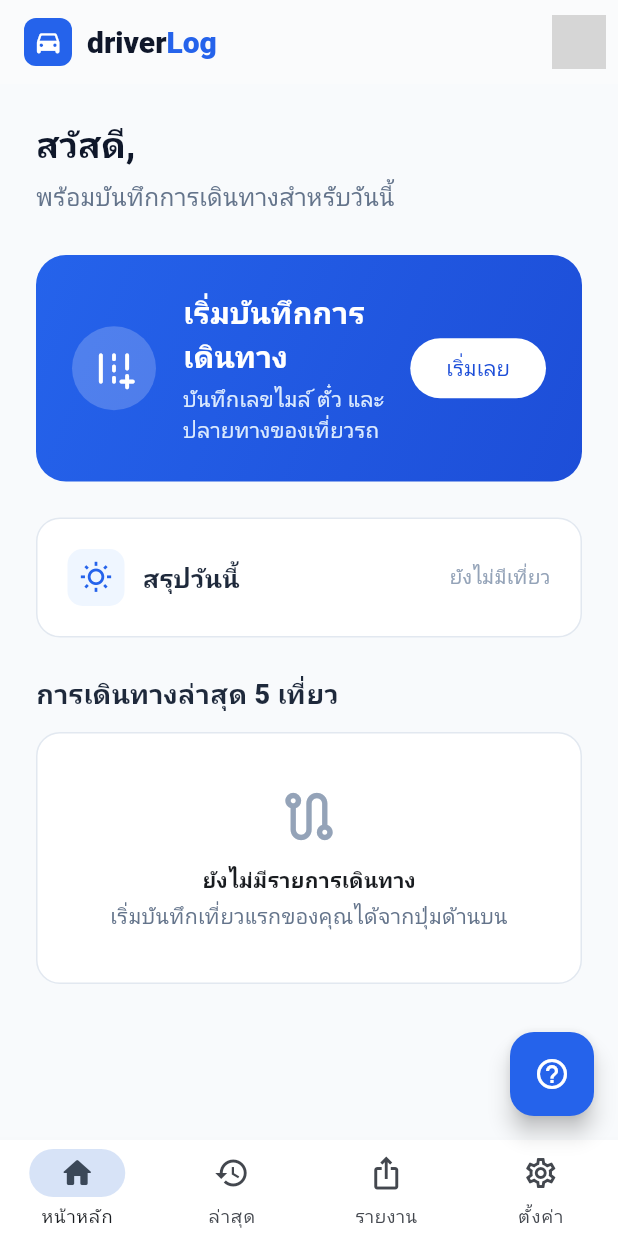
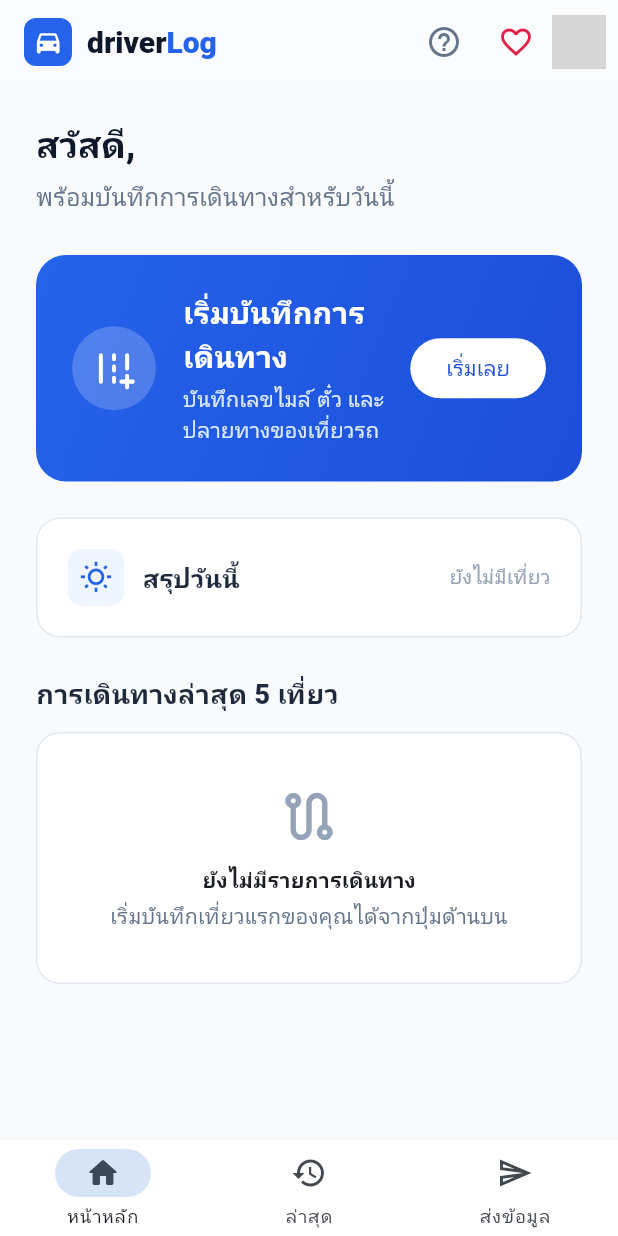
Before and after one commit to kanutk3/driverLogFlutter, a Flutter app: the screen it shows once a user with an empty profile is signed in, after a tap on "ข้าม", on a phone screen of 412 x 824 dp. Run offline on Flutter 3.47's test engine with Material 3 defaults, Android fonts, the phone set to English and light mode, and no system bars; our stand-ins replace device_info_plus, qr_flutter, shared_preferences, supabase_flutter; missing offline and left inert: dart:html, dart:js_util; accounts and stored records are empty; network calls fail; grey boxes are pictures that could not be loaded.

Commit message:
refactor: simplify AppBar, remove biometric, add SendFeedback screen
- AppBar: remove user name, add help (?) and support (❤️) buttons
- Remove Floating Action Button (FAB)
- BottomNav: 4 tabs → 3 tabs (Home, History, SendFeedback)
- Replace SettingsScreen with SendFeedbackScreen
- Remove biometric/fingerprint login (local_auth)
- Replace flutter_secure_storage with shared_preferences
- Create send_feedback_screen.dart for developer feedback

🤖 Generated with Codebuff
Co-Authored-By: Codebuff <noreply@codebuff.com>

```diff
--- a/lib/screens/driver_home_screen.dart
+++ b/lib/screens/driver_home_screen.dart
@@ -3,8 +3,7 @@ import 'package:supabase_flutter/supabase_flutter.dart';
 
 import 'trip_form_screen.dart';
 import 'trip_history_screen.dart';
-import 'trip_report_screen.dart';
-import 'settings_screen.dart';
+import 'send_feedback_screen.dart';
 import 'help_sheet.dart';
 
 /// Main workspace shown to an authenticated driver.
@@ -66,73 +65,36 @@ class _DriverHomeScreenState extends State<DriverHomeScreen> {
     }
   }
 
-  Future<void> _editDisplayName() async {
-    final controller = TextEditingController(text: _displayName);
-    final name = await showDialog<String>(
+  void _showSupportDialog(BuildContext context) {
+    showDialog(
       context: context,
       builder: (context) => AlertDialog(
-        title: const Text('ชื่อที่แสดงในรายงาน'),
-        content: TextField(
-          controller: controller,
-          autofocus: true,
-          maxLength: 80,
-          decoration: const InputDecoration(
-            labelText: 'ชื่อผู้ขับ',
-            hintText: 'เช่น คุณจิ๋ว ตั้งมั่น',
+        title: const Row(
+          children: [
+            Icon(Icons.favorite, color: Color(0xFFE11D48), size: 24),
+            SizedBox(width: 8),
+            Text('สนับสนุนโครงการ'),
+          ],
         ),
+        content: const Column(
+          mainAxisSize: MainAxisSize.min,
+          crossAxisAlignment: CrossAxisAlignment.start,
+          children: [
+            Text('หากแอปนี้มีประโยชน์ สามารถสนับสนุนผู้พัฒนาได้ครับ'),
+            SizedBox(height: 12),
+            Text('💬 ติดต่อ: kanut.k3@gmail.com', style: TextStyle(fontSize: 13)),
+            SizedBox(height: 8),
+            Text('🙏 ขอบคุณที่ใช้งานแอป driverLog', style: TextStyle(fontSize: 13)),
+          ],
         ),
         actions: [
-          TextButton(
+          FilledButton(
             onPressed: () => Navigator.pop(context),
-              child: const Text('ยกเลิก')),
-          FilledButton(
-            onPressed: () => Navigator.pop(context, controller.text.trim()),
-            child: const Text('บันทึก'),
+            child: const Text('ปิด'),
           ),
         ],
       ),
     );
-    controller.dispose();
-    if (name == null || name.isEmpty || name == _displayName || _user == null) {
-      return;
-    }
-
-    try {
-      final List<dynamic> response = await _supabase
-          .from('profiles')
-          .update({'display_name': name})
-          .eq('id', _user!.id)
-          .select();
-
-      if (!mounted) return;
-
-      if (response.isNotEmpty) {
-        setState(() => _profileName = name);
-        if (mounted) {
-          ScaffoldMessenger.of(context).showSnackBar(
-            const SnackBar(content: Text('บันทึกชื่อสำหรับรายงานแล้ว')),
-          );
-        }
-      } else {
-        if (mounted) {
-          ScaffoldMessenger.of(context).showSnackBar(
-            const SnackBar(content: Text('ไม่สามารถแก้ไขข้อมูลได้ (ไม่มีสิทธิ์)')),
-          );
-        }
-      }
-    } on PostgrestException catch (error) {
-      if (mounted) {
-        ScaffoldMessenger.of(context).showSnackBar(
-          SnackBar(content: Text('เกิดข้อผิดพลาด: ${error.message}')),
-        );
-      }
-    } catch (_) {
-      if (mounted) {
-        ScaffoldMessenger.of(context).showSnackBar(
-          const SnackBar(content: Text('ไม่สามารถบันทึกชื่อได้')),
-        );
-      }
-    }
   }
 
   // --- Build -------------------------------------------------------------
@@ -164,15 +126,26 @@ class _DriverHomeScreenState extends State<DriverHomeScreen> {
           ],
         ),
         actions: [
+          // Help button
+          IconButton(
+            icon: const Icon(Icons.help_outline, color: Color(0xFF64748B)),
+            tooltip: 'วิธีใช้งาน',
+            onPressed: () => showHelpSheet(context),
+          ),
+          // Support button
+          IconButton(
+            icon: const Icon(Icons.favorite_border, color: Color(0xFFE11D48)),
+            tooltip: 'สนับสนุนโครงการ',
+            onPressed: () => _showSupportDialog(context),
+          ),
+          // Avatar popup menu
           Padding(
             padding: const EdgeInsets.only(right: 8),
             child: PopupMenuButton<String>(
               tooltip: '',
               offset: const Offset(0, 48),
               onSelected: (value) async {
-                if (value == 'editName') {
-                  await _editDisplayName();
-                } else if (value == 'signOut') {
+                if (value == 'signOut') {
                   await _supabase.auth.signOut();
                 }
               },
@@ -228,15 +201,6 @@ class _DriverHomeScreenState extends State<DriverHomeScreen> {
                 ),
                 const PopupMenuDivider(),
                 const PopupMenuItem<String>(
-                  value: 'editName',
-                  child: ListTile(
-                    contentPadding: EdgeInsets.zero,
-                    leading: Icon(Icons.edit_outlined),
-                    title: Text('แก้ไขชื่อในรายงาน'),
-                  ),
-                ),
-                const PopupMenuDivider(),
-                const PopupMenuItem<String>(
                   value: 'signOut',
                   child: ListTile(
                     contentPadding: EdgeInsets.zero,
@@ -248,20 +212,7 @@ class _DriverHomeScreenState extends State<DriverHomeScreen> {
                   ),
                 ),
               ],
-              child: Row(
-                mainAxisSize: MainAxisSize.min,
-                children: [
-                  Text(
-                    _displayName,
-                    overflow: TextOverflow.ellipsis,
-                    style: const TextStyle(
-                      color: Color(0xFF1E293B),
-                      fontWeight: FontWeight.w600,
-                      fontSize: 14,
-                    ),
-                  ),
-                  const SizedBox(width: 8),
-                  CircleAvatar(
+              child: CircleAvatar(
                 radius: 18,
                 backgroundColor: const Color(0xFFEFF6FF),
                 backgroundImage:
@@ -271,12 +222,11 @@ class _DriverHomeScreenState extends State<DriverHomeScreen> {
                         color: Color(0xFF2563EB), size: 20)
                     : null,
               ),
-                ],
-              ),
             ),
           ),
         ],
-      ),        body: IndexedStack(
+      ),
+      body: IndexedStack(
         index: _currentIndex,
         children: [
           _HomeTab(
@@ -288,15 +238,8 @@ class _DriverHomeScreenState extends State<DriverHomeScreen> {
             },
           ),
           const TripHistoryScreen(embedded: true),
-          TripReportScreen(embedded: true),
-          const SettingsScreen(embedded: true),
+          const SendFeedbackScreen(embedded: true),
         ],
-      ),
-      floatingActionButton: FloatingActionButton(
-        onPressed: () => showHelpSheet(context),
-        backgroundColor: const Color(0xFF2563EB),
-        tooltip: 'วิธีใช้งาน',
-        child: const Icon(Icons.help_outline, color: Colors.white),
       ),
       bottomNavigationBar: NavigationBar(
         selectedIndex: _currentIndex,
@@ -319,14 +262,9 @@ class _DriverHomeScreenState extends State<DriverHomeScreen> {
             label: 'ล่าสุด',
           ),
           NavigationDestination(
-            icon: Icon(Icons.ios_share_outlined),
-            selectedIcon: Icon(Icons.ios_share_rounded),
-            label: 'รายงาน',
-          ),
-          NavigationDestination(
-            icon: Icon(Icons.settings_outlined),
-            selectedIcon: Icon(Icons.settings_rounded),
-            label: 'ตั้งค่า',
+            icon: Icon(Icons.send_outlined),
+            selectedIcon: Icon(Icons.send_rounded),
+            label: 'ส่งข้อมูล',
           ),
         ],
       ),
--- a/lib/screens/home_screen.dart
+++ b/lib/screens/home_screen.dart
@@ -1,9 +1,6 @@
 import 'package:flutter/material.dart';
 import 'package:supabase_flutter/supabase_flutter.dart';
 import 'login_dialog.dart';
-import '../services/biometric_service.dart';
-import '../services/auth_service.dart';
-import '../services/device_service.dart';
 
 class HomeScreen extends StatefulWidget {
   const HomeScreen({super.key});
@@ -14,11 +11,8 @@ class HomeScreen extends StatefulWidget {
 
 class _HomeScreenState extends State<HomeScreen> {
   final _supabase = Supabase.instance.client;
-  final _biometricService = BiometricService();
-  final _authService = AuthService();
 
   User? _currentUser;
-  bool _biometricAvailable = false;
 
   String get displayName {
     return _currentUser?.userMetadata?['full_name'] ??
@@ -35,7 +29,6 @@ class _HomeScreenState extends State<HomeScreen> {
   void initState() {
     super.initState();
     _currentUser = _supabase.auth.currentUser;
-    _checkBiometric();
 
     _supabase.auth.onAuthStateChange.listen((data) {
       if (mounted) {
@@ -44,50 +37,6 @@ class _HomeScreenState extends State<HomeScreen> {
         });
       }
     });
-  }
-
-  Future<void> _checkBiometric() async {
-    try {
-      final available = await _biometricService.isBiometricAvailable();
-      final registered = await _biometricService.hasRegisteredBiometric();
-      if (mounted) {
-        setState(() => _biometricAvailable = available && registered);
-      }
-    } catch (_) {}
-  }
-
-  Future<void> _loginWithBiometric() async {
-    try {
-      final success = await _biometricService.authenticate();
-      if (!success) {
-        if (mounted) {
-          ScaffoldMessenger.of(context).showSnackBar(
-            const SnackBar(content: Text('การยืนยันตัวตนล้มเหลว')),
-          );
-        }
-        return;
-      }
-
-      // Use stored device credentials to login
-      final deviceInfo = await DeviceService.getDeviceInfo();
-      final email = 'dev_${deviceInfo.id.substring(0, 8)}@driverlog.com';
-      await _authService.loginWithDevice(email: email);
-
-      if (mounted) {
-        ScaffoldMessenger.of(context).showSnackBar(
-          const SnackBar(
-            content: Text('เข้าสู่ระบบสำเร็จ ✅'),
-            backgroundColor: Color(0xFF047857),
-          ),
-        );
-      }
-    } catch (e) {
-      if (mounted) {
-        ScaffoldMessenger.of(context).showSnackBar(
-          SnackBar(content: Text('เข้าสู่ระบบล้มเหลว: $e')),
-        );
-      }
-    }
   }
 
   @override
@@ -258,21 +207,6 @@ class _HomeScreenState extends State<HomeScreen> {
                             style: TextStyle(fontSize: 16, fontWeight: FontWeight.bold),
                           ),
                         ),
-                        if (_biometricAvailable) ...[
-                          const SizedBox(height: 12),
-                          OutlinedButton.icon(
-                            style: OutlinedButton.styleFrom(
-                              padding: const EdgeInsets.symmetric(horizontal: 24, vertical: 12),
-                              shape: RoundedRectangleBorder(borderRadius: BorderRadius.circular(10)),
-                            ),
-                            onPressed: _loginWithBiometric,
-                            icon: const Icon(Icons.fingerprint_rounded, size: 22),
-                            label: const Text(
-                              'ล็อกอินด้วยลายนิ้วมือ',
-                              style: TextStyle(fontSize: 15, fontWeight: FontWeight.w600),
-                            ),
-                          ),
-                        ],
                       ],
                     ],
                   ),
--- a/lib/screens/onboarding_screen.dart
+++ b/lib/screens/onboarding_screen.dart
@@ -1,9 +1,9 @@
 import 'package:flutter/material.dart';
-import 'package:flutter_secure_storage/flutter_secure_storage.dart';
+import 'package:shared_preferences/shared_preferences.dart';
 
 /// Onboarding tour shown to new drivers on first app launch.
 ///
-/// Stores a flag in secure storage so it only shows once.
+/// Stores a flag in shared preferences so it only shows once.
 class OnboardingScreen extends StatefulWidget {
   const OnboardingScreen({super.key, this.onComplete});
 
@@ -16,8 +16,6 @@ class OnboardingScreen extends StatefulWidget {
 class _OnboardingScreenState extends State<OnboardingScreen> {
   final _pageController = PageController();
   int _currentPage = 0;
-
-  final _storage = const FlutterSecureStorage();
 
   static const _pages = [
     _OnboardingPage(
@@ -47,7 +45,8 @@ class _OnboardingScreenState extends State<OnboardingScreen> {
   ];
 
   Future<void> _complete() async {
-    await _storage.write(key: 'onboarding_completed', value: 'true');
+    final prefs = await SharedPreferences.getInstance();
+    await prefs.setBool('onboarding_completed', true);
     widget.onComplete?.call();
   }
 
@@ -195,7 +194,6 @@ class _OnboardingPage extends StatelessWidget {
 
 /// Helper to check if onboarding has been completed.
 Future<bool> isOnboardingCompleted() async {
-  const storage = FlutterSecureStorage();
-  final value = await storage.read(key: 'onboarding_completed');
-  return value == 'true';
+  final prefs = await SharedPreferences.getInstance();
+  return prefs.getBool('onboarding_completed') ?? false;
 }
--- /dev/null
+++ b/lib/screens/send_feedback_screen.dart
@@ -0,0 +1,224 @@
+import 'package:flutter/material.dart';
+import 'package:supabase_flutter/supabase_flutter.dart';
+import '../config.dart';
+
+/// Screen for sending feedback, bug reports, or suggestions to the developer.
+///
+/// When [embedded] is true the AppBar is hidden (used inside a tab shell).
+class SendFeedbackScreen extends StatefulWidget {
+  const SendFeedbackScreen({super.key, this.embedded = false});
+
+  final bool embedded;
+
+  @override
+  State<SendFeedbackScreen> createState() => _SendFeedbackScreenState();
+}
+
+class _SendFeedbackScreenState extends State<SendFeedbackScreen> {
+  final _supabase = Supabase.instance.client;
+  final _messageController = TextEditingController();
+  final _contactController = TextEditingController();
+  String _feedbackType = 'bug';
+
+  User? get _user => _supabase.auth.currentUser;
+
+  @override
+  void dispose() {
+    _messageController.dispose();
+    _contactController.dispose();
+    super.dispose();
+  }
+
+  Future<void> _sendFeedback() async {
+    final message = _messageController.text.trim();
+    if (message.isEmpty) {
+      ScaffoldMessenger.of(context).showSnackBar(
+        const SnackBar(content: Text('กรุณากรอกข้อความ'), backgroundColor: Colors.redAccent),
+      );
+      return;
+    }
+
+    try {
+      // Store feedback in Supabase (if table exists) or just show success
+      await _supabase.from('feedback').insert({
+        'user_id': _user?.id,
+        'type': _feedbackType,
+        'message': message,
+        'contact': _contactController.text.trim(),
+        'app_version': '1.0.0',
+      });
+
+      if (mounted) {
+        _messageController.clear();
+        _contactController.clear();
+        ScaffoldMessenger.of(context).showSnackBar(
+          const SnackBar(
+            content: Text('ส่งข้อมูลสำเร็จแล้ว ขอบคุณครับ 🙏'),
+            backgroundColor: Color(0xFF047857),
+          ),
+        );
+      }
+    } catch (e) {
+      if (mounted) {
+        ScaffoldMessenger.of(context).showSnackBar(
+          SnackBar(
+            content: Text('ไม่สามารถส่งข้อมูลได้: $e'),
+            backgroundColor: Colors.redAccent,
+          ),
+        );
+      }
+    }
+  }
+
+  @override
+  Widget build(BuildContext context) {
+    final scaffold = Scaffold(
+      backgroundColor: const Color(0xFFF8FAFC),
+      appBar: widget.embedded
+          ? null
+          : AppBar(
+              backgroundColor: Colors.white,
+              elevation: 0.5,
+              title: const Text(
+                'ส่งข้อมูลให้ผู้พัฒนา',
+                style: TextStyle(fontWeight: FontWeight.w800),
+              ),
+            ),
+      body: SingleChildScrollView(
+        padding: const EdgeInsets.all(24),
+        child: Center(
+          child: ConstrainedBox(
+            constraints: const BoxConstraints(maxWidth: 600),
+            child: Column(
+              crossAxisAlignment: CrossAxisAlignment.start,
+              children: [
+                // Header
+                Container(
+                  padding: const EdgeInsets.all(20),
+                  decoration: BoxDecoration(
+                    color: const Color(0xFFEFF6FF),
+                    borderRadius: BorderRadius.circular(16),
+                  ),
+                  child: Row(
+                    children: [
+                      const Icon(Icons.feedback_outlined, color: Color(0xFF2563EB), size: 32),
+                      const SizedBox(width: 16),
+                      Expanded(
+                        child: Column(
+                          crossAxisAlignment: CrossAxisAlignment.start,
+                          children: [
+                            const Text(
+                              'ส่งความคิดเห็น',
+                              style: TextStyle(fontSize: 18, fontWeight: FontWeight.w800),
+                            ),
+                            const SizedBox(height: 4),
+                            Text(
+                              'แจ้งบั๊ก, แนะนำฟีเจอร์, หรือติดต่อผู้พัฒนา',
+                              style: TextStyle(fontSize: 13, color: Colors.grey[600]),
+                            ),
+                          ],
+                        ),
+                      ),
+                    ],
+                  ),
+                ),
+                const SizedBox(height: 24),
+
+                // Feedback type
+                const Text('ประเภท', style: TextStyle(fontWeight: FontWeight.w700)),
+                const SizedBox(height: 8),
+                Wrap(
+                  spacing: 8,
+                  children: [
+                    _buildChip('bug', '🐛 แจ้งบั๊ก'),
+                    _buildChip('feature', '💡 แนะนำฟีเจอร์'),
+                    _buildChip('improvement', '⚙️ ปรับปรุง'),
+                    _buildChip('other', '📝 อื่น ๆ'),
+                  ],
+                ),
+                const SizedBox(height: 20),
+
+                // Message
+                const Text('รายละเอียด *', style: TextStyle(fontWeight: FontWeight.w700)),
+                const SizedBox(height: 8),
+                TextField(
+                  controller: _messageController,
+                  maxLines: 5,
+                  decoration: InputDecoration(
+                    hintText: 'อธิบายปัญหาหรือข้อเสนอแนะ...',
+                    border: OutlineInputBorder(borderRadius: BorderRadius.circular(12)),
+                    filled: true,
+                    fillColor: Colors.white,
+                  ),
+                ),
+                const SizedBox(height: 16),
+
+                // Contact
+                const Text('ช่องทางติดต่อ (ถ้ามี)', style: TextStyle(fontWeight: FontWeight.w700)),
+                const SizedBox(height: 8),
+                TextField(
+                  controller: _contactController,
+                  decoration: InputDecoration(
+                    hintText: 'เบอร์โทร, LINE, หรือ email',
+                    border: OutlineInputBorder(borderRadius: BorderRadius.circular(12)),
+                    filled: true,
+                    fillColor: Colors.white,
+                  ),
+                ),
+                const SizedBox(height: 24),
+
+                // Submit
+                SizedBox(
+                  width: double.infinity,
+                  child: FilledButton.icon(
+                    onPressed: _sendFeedback,
+                    icon: const Icon(Icons.send),
+                    label: const Text('ส่งข้อมูล'),
+                    style: FilledButton.styleFrom(
+                      padding: const EdgeInsets.symmetric(vertical: 16),
+                    ),
+                  ),
+                ),
+                const SizedBox(height: 24),
+
+                // Contact info
+                Container(
+                  padding: const EdgeInsets.all(16),
+                  decoration: BoxDecoration(
+                    color: Colors.white,
+                    borderRadius: BorderRadius.circular(12),
+                    border: Border.all(color: const Color(0xFFE2E8F0)),
+                  ),
+                  child: Column(
+                    crossAxisAlignment: CrossAxisAlignment.start,
+                    children: [
+                      const Text('ติดต่อผู้พัฒนา', style: TextStyle(fontWeight: FontWeight.w700)),
+                      const SizedBox(height: 8),
+                      Text('📧 ${AppConfig.appUrl}', style: const TextStyle(fontSize: 13)),
+                      const SizedBox(height: 4),
+                      const Text('🌐 driverLog - Driver Trip Recording App', style: TextStyle(fontSize: 13)),
+                    ],
+                  ),
+                ),
+              ],
+            ),
+          ),
+        ),
+      ),
+    );
+
+    return widget.embedded ? scaffold : scaffold;
+  }
+
+  Widget _buildChip(String value, String label) {
+    final isSelected = _feedbackType == value;
+    return ChoiceChip(
+      label: Text(label),
+      selected: isSelected,
+      onSelected: (selected) {
+        setState(() => _feedbackType = value);
+      },
+      selectedColor: const Color(0xFFDBEAFE),
+    );
+  }
+}
--- a/pubspec.yaml
+++ b/pubspec.yaml
@@ -39,8 +39,7 @@ dependencies:
   qr_flutter: ^4.1.0
   mobile_scanner: ^7.4.0
   uuid: ^4.6.0
-  local_auth: ^2.3.0
-  flutter_secure_storage: ^11.0.0
+  shared_preferences: ^2.2.0
   intl: ^0.20.0
 
 dev_dependencies:
```
Also changed, not shown: lib/services/biometric_service.dart (deleted, +0 -266 lines), lib/widgets/trip_hint_banner.dart (+6 -5 lines), pubspec.lock, 5 other files. Lines whose indentation alone changed are shown as unchanged.
